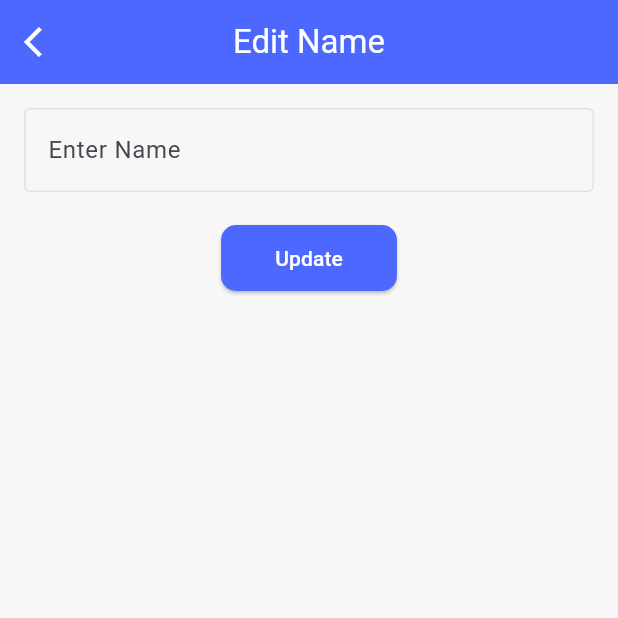
After one commit to blalfayed/ecommerce_supabase, a Flutter app: the screen it shows after launch, item 4 of the bottom bar chosen, after a tap on "Edit Name", on a phone screen of 412 x 824 dp, the top half of it. The commit adds this screen. Run offline on Flutter 3.47's test engine with Material 3 defaults, Android fonts, the light colour scheme and no system bars; our stand-ins replace cached_network_image, flutter_bloc, google_nav_bar; network calls fail.

Commit message:
finish edit name view

```diff
--- /dev/null
+++ b/lib/core/functions/build_appbar.dart
@@ -0,0 +1,18 @@
+import 'package:flutter/material.dart';
+
+import '../app_colors.dart';
+
+AppBar buildCustomAppBar(BuildContext context, String text) {
+  return AppBar(
+    backgroundColor: AppColors.kPrimaryColor,
+    centerTitle: true,
+    title: Text(
+      text,
+      style: const TextStyle(color: AppColors.kWhiteColor),
+    ),
+    leading: IconButton(
+        color: AppColors.kWhiteColor,
+        onPressed: Navigator.of(context).pop,
+        icon: const Icon(Icons.arrow_back_ios)),
+  );
+}
--- /dev/null
+++ b/lib/views/profile/ui/edit_name_view.dart
@@ -0,0 +1,32 @@
+import 'package:ecommerce_supabase/views/auth/ui/widgets/custom_elevated_btn.dart';
+import 'package:ecommerce_supabase/views/auth/ui/widgets/custom_text_field.dart';
+import 'package:flutter/material.dart';
+
+import '../../../core/functions/build_appbar.dart';
+
+class EditNameView extends StatelessWidget {
+  const EditNameView({super.key});
+
+  @override
+  Widget build(BuildContext context) {
+    return Scaffold(
+      appBar: buildCustomAppBar(context, 'Edit Name'),
+      body: Padding(
+        padding: const EdgeInsets.all(16.0),
+        child: Column(
+          children: [
+            const CustomTextFormField(
+                labeltext: 'Enter Name', keyBoardType: TextInputType.text),
+            const SizedBox(
+              height: 20,
+            ),
+            CustomEBtn(
+              text: 'Update',
+              onTap: () {},
+            )
+          ],
+        ),
+      ),
+    );
+  }
+}
--- a/lib/views/profile/ui/profile_view.dart
+++ b/lib/views/profile/ui/profile_view.dart
@@ -1,7 +1,9 @@
 import 'package:ecommerce_supabase/core/app_colors.dart';
+import 'package:ecommerce_supabase/core/functions/navigate_to.dart';
 import 'package:flutter/material.dart';
 
 import '../widgets/custom_row_btn.dart';
+import 'edit_name_view.dart';
 
 class ProfileView extends StatelessWidget {
   const ProfileView({super.key});
@@ -11,16 +13,16 @@ class ProfileView extends StatelessWidget {
     return Center(
       child: SizedBox(
         height: MediaQuery.sizeOf(context).height * .65,
-        child: const Card(
+        child: Card(
           color: AppColors.kWhiteColor,
-          margin: EdgeInsets.all(16),
-          shape: RoundedRectangleBorder(
+          margin: const EdgeInsets.all(16),
+          shape: const RoundedRectangleBorder(
               borderRadius: BorderRadius.all(Radius.circular(24))),
           child: Padding(
-            padding: EdgeInsets.all(8.0),
+            padding: const EdgeInsets.all(8.0),
             child: Column(
               children: [
-                CircleAvatar(
+                const CircleAvatar(
                   radius: 55,
                   backgroundColor: AppColors.kPrimaryColor,
                   foregroundColor: AppColors.kWhiteColor,
@@ -29,14 +31,16 @@ class ProfileView extends StatelessWidget {
                     size: 60,
                   ),
                 ),
-                Text('User Name'),
-                Text('User Email'),
+                const Text('User Name'),
+                const Text('User Email'),
                 CustomRowBtn(
-                  text: 'Edit Email',
+                  onTap: () => navigateTo(context, const EditNameView()),
+                  text: 'Edit Name',
                   icon: Icons.person,
                 ),
-                CustomRowBtn(text: 'My Orders', icon: Icons.shopping_basket),
-                CustomRowBtn(text: 'Log Out', icon: Icons.logout)
+                const CustomRowBtn(
+                    text: 'My Orders', icon: Icons.shopping_basket),
+                const CustomRowBtn(text: 'Log Out', icon: Icons.logout)
               ],
             ),
           ),
```
